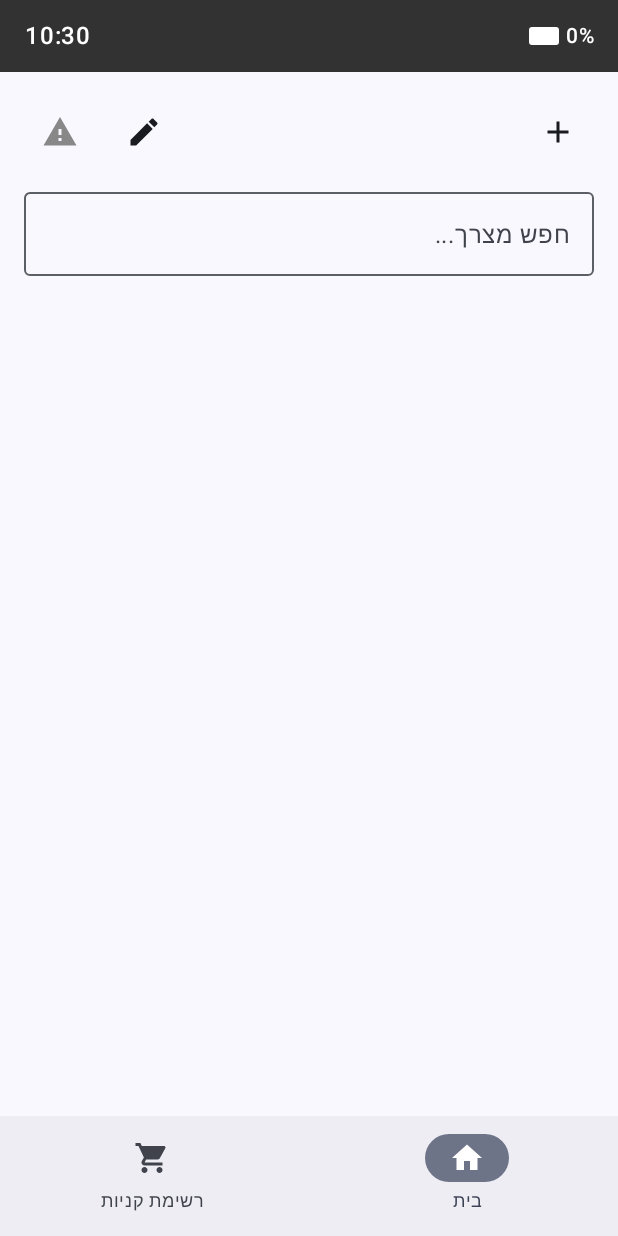
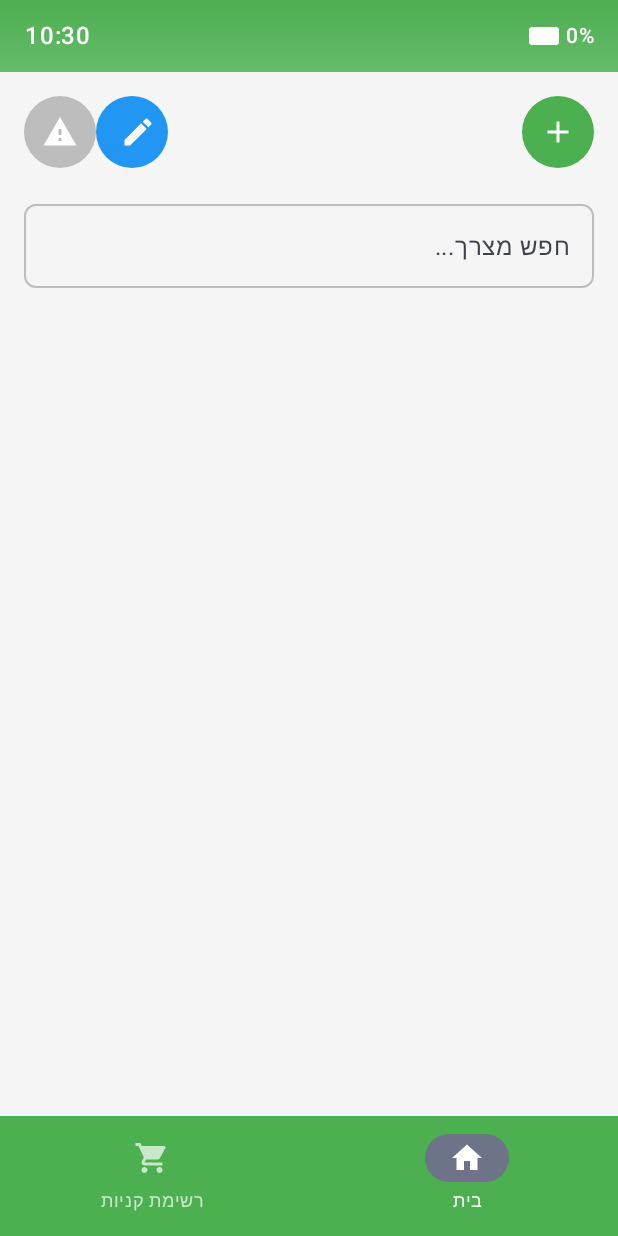
Before and after one commit to kriptogan/MyCart, an Android app built with Jetpack Compose: the screen it shows after launch (MainActivity), on a phone screen of 412 x 824 dp. Run offline under Robolectric (Android 15) with nearby library versions, the phone set to English and light mode, and no system bars.

Commit message:
app is pretier

```diff
--- a/app/src/main/java/com/kriptogan/supercart/MainActivity.kt
+++ b/app/src/main/java/com/kriptogan/supercart/MainActivity.kt
@@ -161,7 +161,14 @@ fun CustomStatusBar() {
         modifier = Modifier
             .fillMaxWidth()
             .height(48.dp)
-            .background(Color.Black.copy(alpha = 0.8f)),
+            .background(
+                Brush.verticalGradient(
+                    colors = listOf(
+                        Color(0xFF4CAF50), // Green gradient
+                        Color(0xFF66BB6A)
+                    )
+                )
+            ),
         color = Color.Transparent
     ) {
         Row(
@@ -184,7 +191,10 @@ fun CustomStatusBar() {
                 Box(
                     modifier = Modifier
                         .size(20.dp, 12.dp)
-                        .background(Color.White, shape = androidx.compose.foundation.shape.RoundedCornerShape(2.dp))
+                        .background(
+                            color = Color.White,
+                            shape = androidx.compose.foundation.shape.RoundedCornerShape(2.dp)
+                        )
                 )
             }
 
@@ -259,22 +269,49 @@ fun SuperCartApp() {
             modifier = Modifier
                 .fillMaxSize()
                 .padding(top = 48.dp), // Space for custom status bar
+            containerColor = Color(0xFFF5F5F5), // Light gray background
             bottomBar = {
-                NavigationBar {
+                NavigationBar(
+                    containerColor = Color(0xFF4CAF50), // Green navigation bar
+                    contentColor = Color.White
+                ) {
                     tabs.forEachIndexed { index, tabItem ->
                         NavigationBarItem(
                             selected = selectedTab == index,
                             onClick = { selectedTab = index },
                             icon = {
                                 if (tabItem.title == "רשימת קניות" && shoppingListItems.isNotEmpty()) {
-                                    BadgedBox(badge = { Badge { Text(shoppingListItems.size.toString()) } }) {
-                                        Icon(imageVector = tabItem.icon, contentDescription = tabItem.title)
+                                    BadgedBox(badge = {
+                                        Badge(
+                                            containerColor = Color(0xFFFF5722) // Orange badge
+                                        ) {
+                                            Text(
+                                                shoppingListItems.size.toString(),
+                                                color = Color.White,
+                                                fontSize = 12.sp
+                                            )
+                                        }
+                                    }) {
+                                        Icon(
+                                            imageVector = tabItem.icon,
+                                            contentDescription = tabItem.title,
+                                            tint = if (selectedTab == index) Color.White else Color.White.copy(alpha = 0.7f)
+                                        )
                                     }
                                 } else {
-                                    Icon(imageVector = tabItem.icon, contentDescription = tabItem.title)
+                                    Icon(
+                                        imageVector = tabItem.icon,
+                                        contentDescription = tabItem.title,
+                                        tint = if (selectedTab == index) Color.White else Color.White.copy(alpha = 0.7f)
+                                    )
                                 }
                             },
-                            label = { Text(text = tabItem.title) }
+                            label = {
+                                Text(
+                                    text = tabItem.title,
+                                    color = if (selectedTab == index) Color.White else Color.White.copy(alpha = 0.7f)
+                                )
+                            }
                         )
                     }
                 }
@@ -404,7 +441,7 @@ fun HomeScreen(
             // Top buttons row
             item {
                 Row(
-                    modifier = Modifier.fillMaxWidth().padding(bottom = 8.dp),
+                    modifier = Modifier.fillMaxWidth().padding(bottom = 16.dp),
                     verticalAlignment = Alignment.CenterVertically
                 ) {
                     IconButton(
@@ -416,30 +453,49 @@ fun HomeScreen(
                             showDialog = true
                         },
                         modifier = Modifier
+                            .background(
+                                color = Color(0xFF4CAF50),
+                                shape = androidx.compose.foundation.shape.CircleShape
+                            )
+                            .size(48.dp)
                     ) {
                         Icon(
                             imageVector = Icons.Default.Add,
-                            contentDescription = "הוסף מצרך"
+                            contentDescription = "הוסף מצרך",
+                            tint = Color.White
                         )
                     }
                     Spacer(modifier = Modifier.weight(1f))
                     IconButton(
                         onClick = { showNotesDialog = true },
-                        modifier = Modifier.padding(end = 8.dp)
+                        modifier = Modifier
+                            .background(
+                                color = Color(0xFF2196F3),
+                                shape = androidx.compose.foundation.shape.CircleShape
+                            )
+                            .size(48.dp)
+                            .padding(end = 8.dp)
                     ) {
                         Icon(
                             imageVector = Icons.Default.Edit,
-                            contentDescription = "הערות"
+                            contentDescription = "הערות",
+                            tint = Color.White
                         )
                     }
                     IconButton(
                         onClick = { if (hasExpiring) showExpiringOnly = !showExpiringOnly },
-                        enabled = hasExpiring
+                        enabled = hasExpiring,
+                        modifier = Modifier
+                            .background(
+                                color = if (hasExpiring) Color(0xFFFF9800) else Color(0xFFBDBDBD),
+                                shape = androidx.compose.foundation.shape.CircleShape
+                            )
+                            .size(48.dp)
                     ) {
                         Icon(
                             imageVector = Icons.Default.Warning,
                             contentDescription = "הצג רק מוצרים שפג תוקפם, עומדים לפוג, או עבר ממוצע קנייה",
-                            tint = if (hasExpiring) Color(0xFFFFC107) else Color.Gray
+                            tint = Color.White
                         )
                     }
                 }
@@ -450,7 +506,15 @@ fun HomeScreen(
                     value = searchQuery,
                     onValueChange = { searchQuery = it },
                     label = { Text("חפש מצרך...") },
-                    modifier = Modifier.fillMaxWidth().padding(bottom = 16.dp)
+                    modifier = Modifier
+                        .fillMaxWidth()
+                        .padding(bottom = 16.dp),
+                    colors = androidx.compose.material3.OutlinedTextFieldDefaults.colors(
+                        focusedBorderColor = Color(0xFF4CAF50),
+                        unfocusedBorderColor = Color(0xFFBDBDBD),
+                        focusedLabelColor = Color(0xFF4CAF50)
+                    ),
+                    shape = androidx.compose.foundation.shape.RoundedCornerShape(8.dp)
                 )
             }
             GroceryCategory.values().forEach { category ->
@@ -464,7 +528,11 @@ fun HomeScreen(
                                 .fillMaxWidth()
                                 .padding(bottom = 12.dp),
                             border = CardDefaults.outlinedCardBorder(),
-                            elevation = CardDefaults.cardElevation(defaultElevation = 2.dp)
+                            elevation = CardDefaults.cardElevation(defaultElevation = 4.dp),
+                            colors = CardDefaults.cardColors(
+                                containerColor = Color.White
+                            ),
+                            shape = androidx.compose.foundation.shape.RoundedCornerShape(12.dp)
                         ) {
                             Column {
                                 // Header (clickable for expand/collapse)
@@ -501,14 +569,16 @@ fun HomeScreen(
                                             verticalAlignment = Alignment.CenterVertically,
                                             modifier = Modifier
                                                 .fillMaxWidth()
-                                                .padding(horizontal = 12.dp, vertical = 8.dp)
+                                                .padding(horizontal = 16.dp, vertical = 12.dp)
                                                 .background(
                                                     when {
-                                                        isExpiringOrExpired -> Color(0xFFFFCDD2)
-                                                        shouldHighlightYellow -> Color(0xFFFFF9C4)
-                                                        else -> Color.Transparent
-                                                    }
+                                                        isExpiringOrExpired -> Color(0xFFFFEBEE) // Lighter red
+                                                        shouldHighlightYellow -> Color(0xFFFFF8E1) // Lighter yellow
+                                                        else -> Color(0xFFF8F9FA) // Very light gray
+                                                    },
+                                                    shape = androidx.compose.foundation.shape.RoundedCornerShape(8.dp)
                                                 )
+                                                .padding(horizontal = 12.dp, vertical = 8.dp)
                                         ) {
                                             Text(
                                                 text = indexedGrocery.value.name,
```
